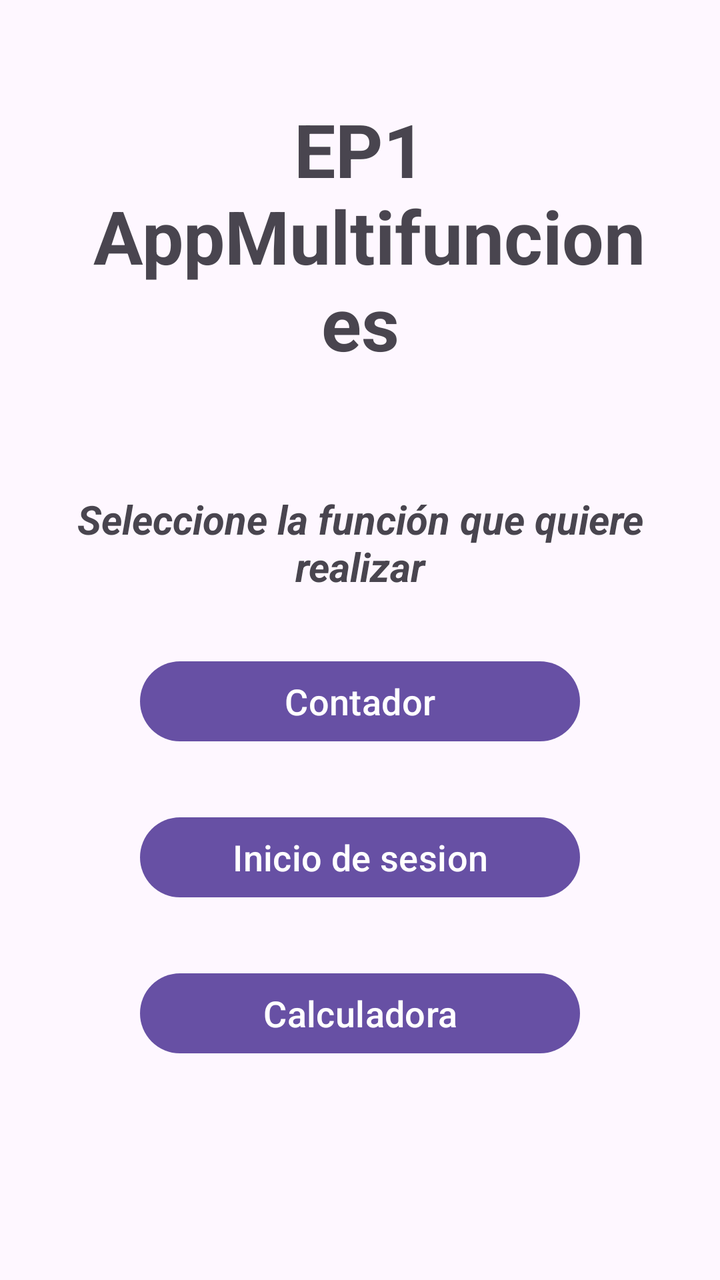
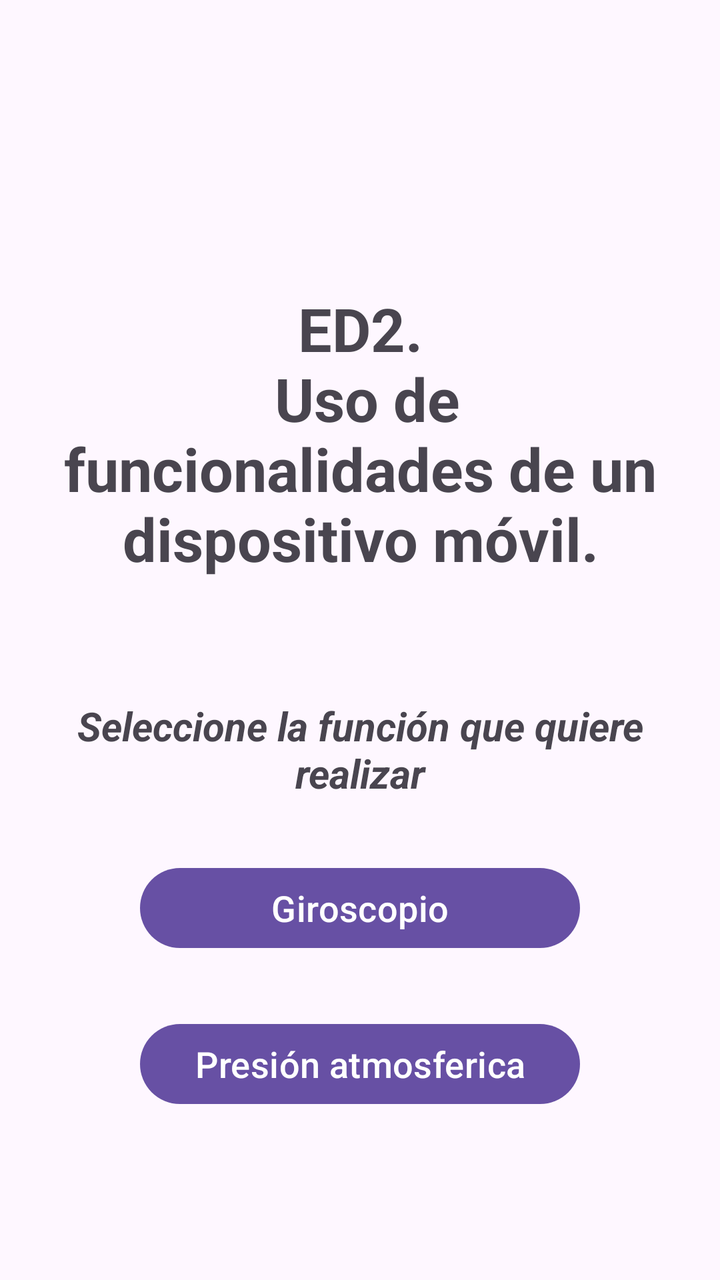

Two renders of the same Android screen: before a commit and after it. Below are the layout's source before the change and the commit's diff.
<!-- AndroidManifest.xml: application theme Theme.Giroscopio -->
<!-- res/layout/activity_menu.xml -->
<?xml version="1.0" encoding="utf-8"?>
<androidx.constraintlayout.widget.ConstraintLayout xmlns:android="http://schemas.android.com/apk/res/android"
    xmlns:app="http://schemas.android.com/apk/res-auto"
    xmlns:tools="http://schemas.android.com/tools"
    android:id="@+id/main"
    android:layout_width="match_parent"
    android:layout_height="match_parent"
    tools:context=".Menu">
    <LinearLayout
        android:id="@+id/contenedorPrincipal"
        android:layout_width="match_parent"
        android:layout_height="match_parent"
        android:gravity="center"
        android:orientation="vertical"
        android:padding="20dp">


        <TextView
            android:layout_width="match_parent"
            android:layout_height="wrap_content"

            android:gravity="center"
            android:padding="10dp"
            android:layout_marginTop="50dp"
            android:text="EP1\n AppMultifunciones"
            android:textSize="37sp"
            android:textStyle="bold" />

        <TextView
            android:layout_width="match_parent"
            android:layout_height="wrap_content"
            android:layout_marginTop="50dp"
            android:gravity="center"
            android:text="Seleccione la función que quiere realizar"
            android:textSize="20sp"
            android:textStyle="bold|italic" />

        <Button
            android:id="@+id/btmcontador"
            android:layout_width="220dp"
            android:layout_height="wrap_content"
            android:layout_marginTop="30dp"
            android:text="Contador"
            android:textSize="18sp" />

        <Button
            android:id="@+id/btnlogin"
            android:layout_width="220dp"
            android:layout_height="wrap_content"
            android:layout_marginTop="30dp"
            android:text="Inicio de sesion"
            android:textSize="18sp" />

        <Button
            android:id="@+id/btmcalculadora"
            android:layout_width="220dp"
            android:layout_height="wrap_content"
            android:layout_marginTop="30dp"
            android:text="Calculadora"
            android:textSize="18sp" />

        <TextView
            android:layout_width="match_parent"
            android:layout_height="wrap_content"
            android:gravity="top"
            android:layout_marginTop="20dp"
            android:text="App desarollada por:\n
Humberto Cuevas Flores\n
Leonardo Felipe Cortez Barbosa\n
Bitia Salmari Delgado Cosme"
            android:layout_marginBottom="100dp"
            android:textSize="20sp"
            android:textStyle="bold" />







    </LinearLayout>

</androidx.constraintlayout.widget.ConstraintLayout>
<!-- resources referenced by this layout -->
<resources>
  <style name="Theme.Giroscopio" parent="Base.Theme.Giroscopio" />
  <style name="Base.Theme.Giroscopio" parent="Theme.Material3.DayNight.NoActionBar">
          
          
      </style>
</resources>

<!-- the commit's change to res/layout/activity_menu.xml (unified diff, before → after) -->
@@ -22,8 +22,9 @@
             android:gravity="center"
             android:padding="10dp"
             android:layout_marginTop="50dp"
-            android:text="EP1\n AppMultifunciones"
-            android:textSize="37sp"
+            android:text="ED2.\n
+Uso de funcionalidades de un dispositivo móvil."
+            android:textSize="30dp"
             android:textStyle="bold" />
 
         <TextView
@@ -40,7 +41,7 @@
             android:layout_width="220dp"
             android:layout_height="wrap_content"
             android:layout_marginTop="30dp"
-            android:text="Contador"
+            android:text="Giroscopio"
             android:textSize="18sp" />
 
         <Button
@@ -48,34 +49,8 @@
             android:layout_width="220dp"
             android:layout_height="wrap_content"
             android:layout_marginTop="30dp"
-            android:text="Inicio de sesion"
+            android:text="Presión atmosferica"
             android:textSize="18sp" />
-
-        <Button
-            android:id="@+id/btmcalculadora"
-            android:layout_width="220dp"
-            android:layout_height="wrap_content"
-            android:layout_marginTop="30dp"
-            android:text="Calculadora"
-            android:textSize="18sp" />
-
-        <TextView
-            android:layout_width="match_parent"
-            android:layout_height="wrap_content"
-            android:gravity="top"
-            android:layout_marginTop="20dp"
-            android:text="App desarollada por:\n
-Humberto Cuevas Flores\n
-Leonardo Felipe Cortez Barbosa\n
-Bitia Salmari Delgado Cosme"
-            android:layout_marginBottom="100dp"
-            android:textSize="20sp"
-            android:textStyle="bold" />
-
-
-
-
-
 
 
     </LinearLayout>
